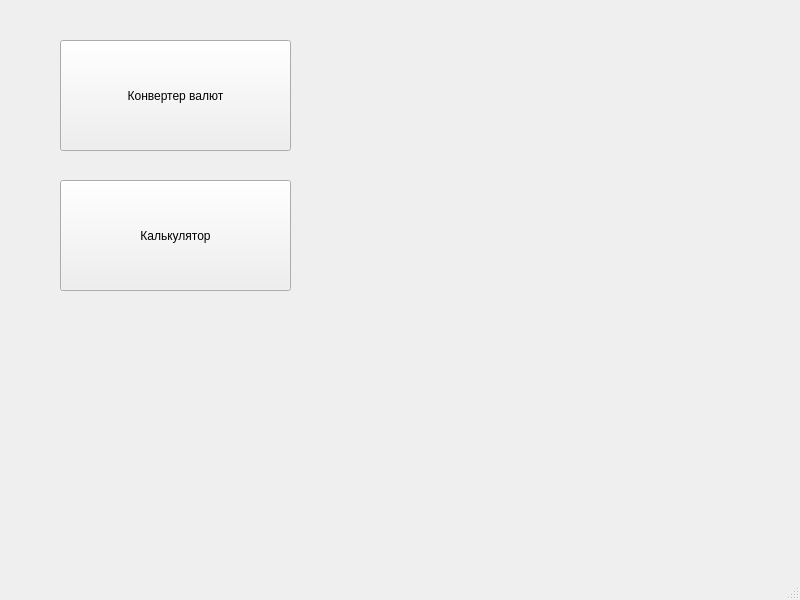
Old version of the form mainwindow.ui in the repository Pogorela/pet_projects.
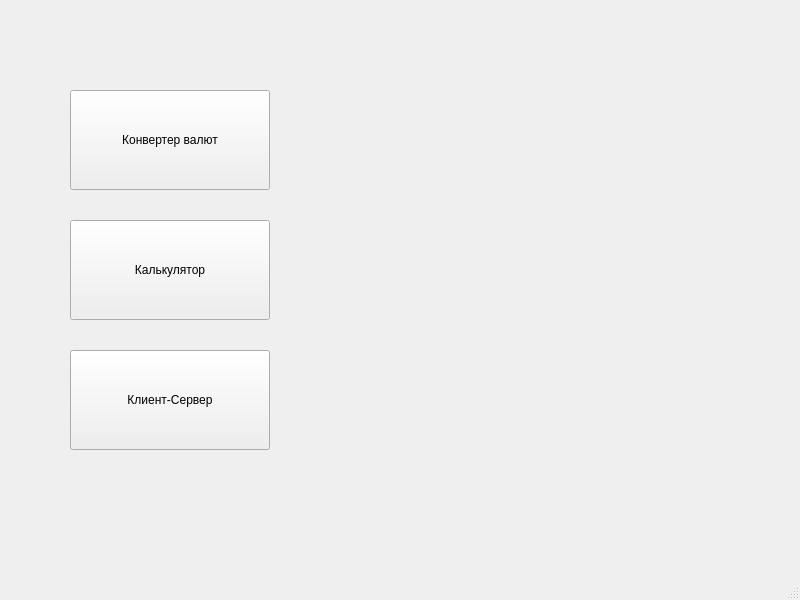
New version of the form.

Commit message: Started development client-server pet-project

```diff
--- a/mainwindow.ui
+++ b/mainwindow.ui
@@ -17,12 +17,24 @@
    <widget class="QPushButton" name="currencyConvert">
     <property name="geometry">
      <rect>
-      <x>60</x>
-      <y>40</y>
-      <width>231</width>
-      <height>111</height>
+      <x>70</x>
+      <y>90</y>
+      <width>200</width>
+      <height>100</height>
      </rect>
     </property>
+    <property name="minimumSize">
+     <size>
+      <width>200</width>
+      <height>100</height>
+     </size>
+    </property>
+    <property name="baseSize">
+     <size>
+      <width>200</width>
+      <height>100</height>
+     </size>
+    </property>
     <property name="text">
      <string>Конвертер валют</string>
     </property>
@@ -30,16 +42,53 @@
    <widget class="QPushButton" name="Calculator">
     <property name="geometry">
      <rect>
-      <x>60</x>
-      <y>180</y>
-      <width>231</width>
-      <height>111</height>
+      <x>70</x>
+      <y>220</y>
+      <width>200</width>
+      <height>100</height>
      </rect>
     </property>
+    <property name="minimumSize">
+     <size>
+      <width>200</width>
+      <height>100</height>
+     </size>
+    </property>
+    <property name="baseSize">
+     <size>
+      <width>200</width>
+      <height>100</height>
+     </size>
+    </property>
     <property name="text">
      <string>Калькулятор</string>
     </property>
    </widget>
+   <widget class="QPushButton" name="ClientServer">
+    <property name="geometry">
+     <rect>
+      <x>70</x>
+      <y>350</y>
+      <width>200</width>
+      <height>100</height>
+     </rect>
+    </property>
+    <property name="minimumSize">
+     <size>
+      <width>200</width>
+      <height>100</height>
+     </size>
+    </property>
+    <property name="baseSize">
+     <size>
+      <width>200</width>
+      <height>100</height>
+     </size>
+    </property>
+    <property name="text">
+     <string>Клиент-Сервер</string>
+    </property>
+   </widget>
   </widget>
   <widget class="QMenuBar" name="menubar">
    <property name="geometry">
```
The commit also changes 58 other files.
